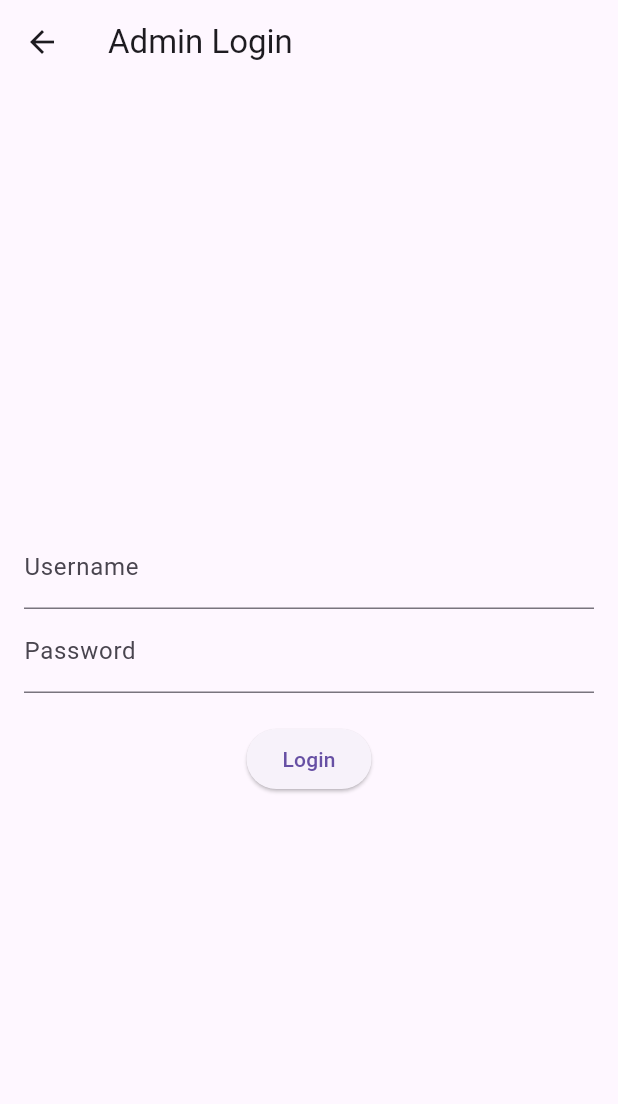
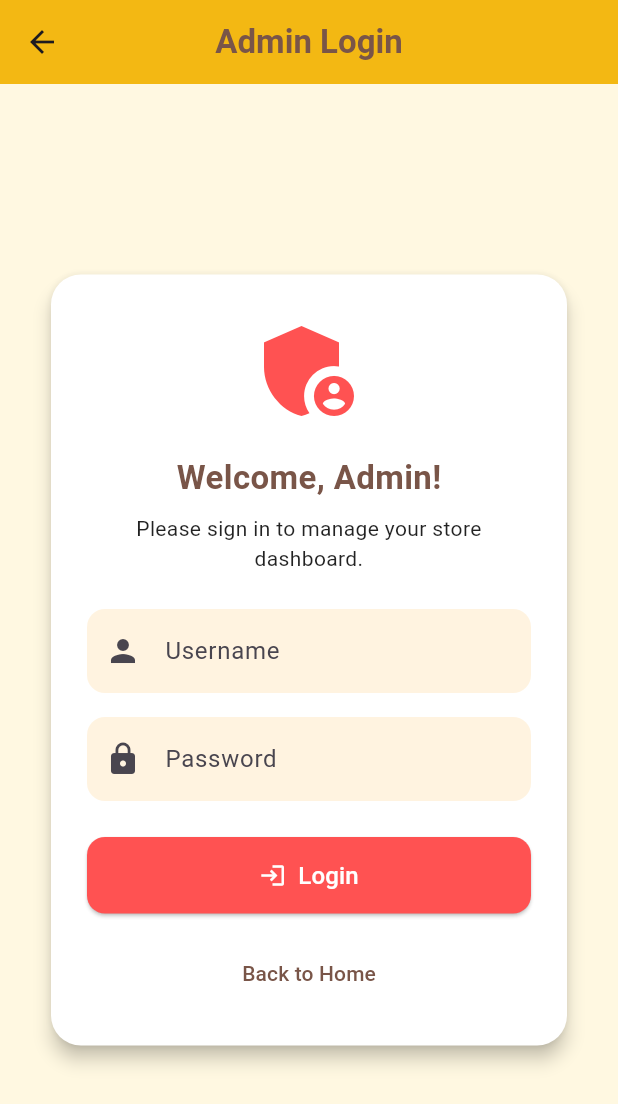
Before and after one commit to otchia/sari-sari-store-project-frontend, a Flutter app: the screen it shows after launch, after a tap on "Login as Admin", on a phone screen of 412 x 824 dp. Shown: the top 1104 px of the screen. Run offline on Flutter 3.47's test engine with Material 3 defaults, Android fonts, the phone set to English and light mode, and no system bars; our stand-ins replace google_sign_in.

Commit message:
Added Minimal Design to AdminLogin

```diff
--- a/lib/pages/admin_login.dart
+++ b/lib/pages/admin_login.dart
@@ -15,19 +15,21 @@ class _AdminLoginPageState extends State<AdminLoginPage> {
   final TextEditingController passwordController = TextEditingController();
 
   Future<void> loginAdmin() async {
-    final url = Uri.parse("http://localhost:5000/api/admin/login"); // Update if needed
-    final response = await http.post(url,
+    final url = Uri.parse("http://localhost:5000/api/admin/login");
+    final response = await http.post(
+      url,
       headers: {"Content-Type": "application/json"},
       body: jsonEncode({
         "username": usernameController.text,
         "password": passwordController.text,
-        }));
+      }),
+    );
 
     if (response.statusCode == 200) {
       ScaffoldMessenger.of(context).showSnackBar(
         const SnackBar(content: Text("Admin login successful!")),
       );
-      // Navigate to admin dashboard or home
+      // Navigate to admin dashboard or home here
     } else {
       final res = jsonDecode(response.body);
       ScaffoldMessenger.of(context).showSnackBar(
@@ -39,35 +41,127 @@ class _AdminLoginPageState extends State<AdminLoginPage> {
   @override
   Widget build(BuildContext context) {
     return Scaffold(
-      appBar: AppBar(title: const Text("Admin Login")),
-      body: Padding(
-        padding: const EdgeInsets.all(16),
+      backgroundColor: const Color(0xFFFFF8E1), // Soft sari-sari yellow
+      appBar: AppBar(
+        backgroundColor: const Color(0xFFFFC107),
+        title: const Text(
+          "Admin Login",
+          style: TextStyle(
+            fontWeight: FontWeight.bold,
+            color: Colors.brown,
+          ),
+        ),
+        centerTitle: true,
+        elevation: 3,
+      ),
+      body: Center(
+        child: SingleChildScrollView(
+          child: Container(
+            width: 400,
+            padding: const EdgeInsets.all(24),
+            child: Card(
+              color: Colors.white,
+              elevation: 5,
+              shape: RoundedRectangleBorder(
+                borderRadius: BorderRadius.circular(20),
+              ),
+              child: Padding(
+                padding: const EdgeInsets.all(24),
                 child: Form(
                   key: _formKey,
                   child: Column(
-            mainAxisAlignment: MainAxisAlignment.center,
+                    mainAxisSize: MainAxisSize.min,
                     children: [
+                      const Icon(Icons.admin_panel_settings,
+                          size: 80, color: Colors.redAccent),
+                      const SizedBox(height: 16),
+                      const Text(
+                        "Welcome, Admin!",
+                        style: TextStyle(
+                          fontSize: 22,
+                          fontWeight: FontWeight.bold,
+                          color: Colors.brown,
+                        ),
+                      ),
+                      const SizedBox(height: 8),
+                      const Text(
+                        "Please sign in to manage your store dashboard.",
+                        textAlign: TextAlign.center,
+                        style: TextStyle(color: Colors.black87),
+                      ),
+                      const SizedBox(height: 24),
                       TextFormField(
                         controller: usernameController,
-                decoration: const InputDecoration(labelText: "Username"),
-                validator: (value) => value!.isEmpty ? "Required" : null,
+                        decoration: InputDecoration(
+                          labelText: "Username",
+                          prefixIcon: const Icon(Icons.person),
+                          filled: true,
+                          fillColor: const Color(0xFFFFF3E0),
+                          border: OutlineInputBorder(
+                            borderRadius: BorderRadius.circular(12),
+                            borderSide: BorderSide.none,
                           ),
+                        ),
+                        validator: (value) =>
+                            value!.isEmpty ? "Username required" : null,
+                      ),
+                      const SizedBox(height: 16),
                       TextFormField(
                         controller: passwordController,
-                decoration: const InputDecoration(labelText: "Password"),
                         obscureText: true,
-                validator: (value) => value!.isEmpty ? "Required" : null,
+                        decoration: InputDecoration(
+                          labelText: "Password",
+                          prefixIcon: const Icon(Icons.lock),
+                          filled: true,
+                          fillColor: const Color(0xFFFFF3E0),
+                          border: OutlineInputBorder(
+                            borderRadius: BorderRadius.circular(12),
+                            borderSide: BorderSide.none,
                           ),
-              const SizedBox(height: 20),
-              ElevatedButton(
+                        ),
+                        validator: (value) =>
+                            value!.isEmpty ? "Password required" : null,
+                      ),
+                      const SizedBox(height: 24),
+                      SizedBox(
+                        width: double.infinity,
+                        child: ElevatedButton.icon(
                           onPressed: () {
                             if (_formKey.currentState!.validate()) {
                               loginAdmin();
                             }
                           },
-                child: const Text("Login"),
+                          icon: const Icon(Icons.login),
+                          label: const Text(
+                            "Login",
+                            style: TextStyle(fontSize: 16),
+                          ),
+                          style: ElevatedButton.styleFrom(
+                            backgroundColor: Colors.redAccent,
+                            foregroundColor: Colors.white,
+                            padding: const EdgeInsets.symmetric(
+                                horizontal: 24, vertical: 14),
+                            shape: RoundedRectangleBorder(
+                              borderRadius: BorderRadius.circular(12),
+                            ),
+                          ),
+                        ),
+                      ),
+                      const SizedBox(height: 16),
+                      TextButton(
+                        onPressed: () {
+                          Navigator.pop(context);
+                        },
+                        child: const Text(
+                          "Back to Home",
+                          style: TextStyle(color: Colors.brown),
+                        ),
                       ),
                     ],
+                  ),
+                ),
+              ),
+            ),
           ),
         ),
       ),
```
Lines whose indentation alone changed are shown as unchanged.
